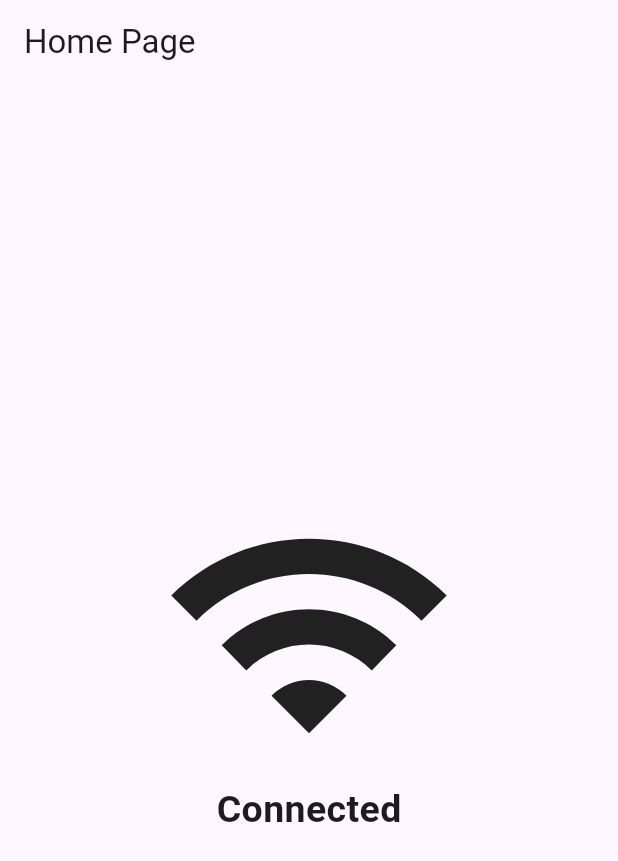
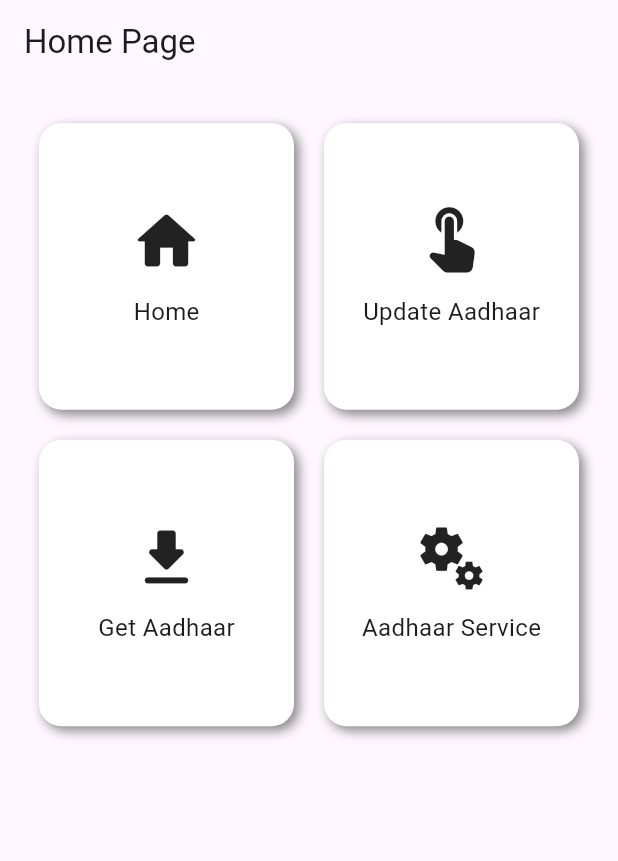
Before and after one commit to Daksh-Parekh/government_service_app, a Flutter app: the screen it shows after launch, on a phone screen of 412 x 824 dp. Shown: the top 861 px of the screen. Run offline on Flutter 3.47's test engine with Material 3 defaults, Android fonts, the phone set to English and light mode, and no system bars; our stand-ins replace connectivity_plus; missing offline and left inert: flutter_inappwebview.

Commit message:
InappWebView

```diff
--- a/lib/main.dart
+++ b/lib/main.dart
@@ -1,6 +1,7 @@
 import 'package:flutter/material.dart';
 import 'package:government_service_app/screens/home_screen/provider/home_provider.dart';
 import 'package:government_service_app/screens/home_screen/views/home_page.dart';
+import 'package:government_service_app/screens/web_view_page/views/web_view.dart';
 import 'package:provider/provider.dart';
 
 void main() {
@@ -22,6 +23,7 @@ class MyApp extends StatelessWidget {
         debugShowCheckedModeBanner: false,
         routes: {
           '/': (context) => HomePage(),
+          '/web_view': (context) => WebView(),
         },
       ),
     );
--- /dev/null
+++ b/lib/screens/home_screen/model/service_model.dart
@@ -0,0 +1,8 @@
+import 'package:flutter/material.dart';
+
+class GovServiceModel {
+  String? title, webUril;
+  IconData? icons;
+
+  GovServiceModel({this.title, this.webUril, this.icons});
+}
--- a/lib/screens/home_screen/provider/home_provider.dart
+++ b/lib/screens/home_screen/provider/home_provider.dart
@@ -1,10 +1,31 @@
 import 'package:connectivity_plus/connectivity_plus.dart';
 import 'package:flutter/material.dart';
+import 'package:government_service_app/screens/home_screen/model/service_model.dart';
 
 class HomeProvider with ChangeNotifier {
   bool isConnected = false;
   var connected = Connectivity();
-
+  List<GovServiceModel> allOptions = [
+    GovServiceModel(
+        title: 'Home',
+        webUril: 'https://uidai.gov.in/en/',
+        icons: Icons.home_rounded),
+    GovServiceModel(
+        title: 'Update Aadhaar',
+        webUril: 'https://uidai.gov.in/en/my-aadhaar/update-aadhaar.html',
+        icons: Icons.touch_app_rounded),
+    GovServiceModel(
+        title: 'Get Aadhaar',
+        webUril: 'https://uidai.gov.in/en/my-aadhaar/get-aadhaar.html',
+        icons: Icons.get_app_rounded),
+    GovServiceModel(
+        title: 'Aadhaar Service',
+        webUril:
+            'https://uidai.gov.in/en/my-aadhaar/avail-aadhaar-services.html',
+        icons: Icons.miscellaneous_services_rounded),
+  ];
+  double progressValue = 0;
+  //One Time check Connectivity
   void checkNetwork() async {
     List<ConnectivityResult> result = await connected.checkConnectivity();
     if (result.contains(ConnectivityResult.none)) {
@@ -15,6 +36,7 @@ class HomeProvider with ChangeNotifier {
     notifyListeners();
   }
 
+  //Immediately Check Connectivity all time
   void checkConnectivityAllTime() async {
     connected.onConnectivityChanged.listen(
       (event) {
@@ -27,4 +49,9 @@ class HomeProvider with ChangeNotifier {
       },
     );
   }
+
+  void changeProgressValue(double value) {
+    progressValue = value;
+    notifyListeners();
+  }
 }
--- a/lib/screens/home_screen/views/home_page.dart
+++ b/lib/screens/home_screen/views/home_page.dart
@@ -28,43 +28,70 @@ class _HomePageState extends State<HomePage> {
       ),
       body: Padding(
           padding: EdgeInsets.all(16),
-          child: hWatch.isConnected
-              ? Center(
+          // child: hWatch.isConnected
+          child: GridView.builder(
+            itemCount: hRead.allOptions.length,
+            gridDelegate: SliverGridDelegateWithFixedCrossAxisCount(
+                crossAxisCount: 2, childAspectRatio: 0.9),
+            itemBuilder: (context, index) {
+              return InkWell(
+                onTap: () {
+                  Navigator.pushNamed(context, '/web_view',
+                      arguments: hRead.allOptions[index]);
+                },
+                child: Container(
+                  height: 100,
+                  margin: EdgeInsets.all(10),
+                  decoration: BoxDecoration(
+                    color: Colors.white,
+                    borderRadius: BorderRadius.circular(15),
+                    boxShadow: [
+                      BoxShadow(
+                        color: Colors.black45,
+                        blurRadius: 6,
+                        offset: Offset(3, 3),
+                      ),
+                    ],
+                  ),
                   child: Column(
                     mainAxisAlignment: MainAxisAlignment.center,
                     children: [
                       Icon(
-                        Icons.wifi,
-                        size: 200,
+                        hRead.allOptions[index].icons,
+                        size: 50,
+                      ),
+                      SizedBox(
+                        height: 10,
                       ),
                       Text(
-                        "Connected",
-                        style: TextStyle(
-                          fontWeight: FontWeight.bold,
-                          fontSize: 25,
-                        ),
+                        '${hRead.allOptions[index].title}',
+                        style: TextStyle(fontSize: 16),
                       ),
                     ],
                   ),
-                )
-              : Center(
-                  child: Column(
-                    mainAxisAlignment: MainAxisAlignment.center,
-                    children: [
-                      Icon(
-                        Icons.wifi_off,
-                        size: 200,
-                      ),
-                      Text(
-                        "Not Connected",
-                        style: TextStyle(
-                          fontWeight: FontWeight.bold,
-                          fontSize: 25,
-                        ),
-                      ),
-                    ],
-                  ),
-                )),
+                ),
+              );
+            },
+          )
+          // : Center(
+          //     child: Column(
+          //       mainAxisAlignment: MainAxisAlignment.center,
+          //       children: [
+          //         Icon(
+          //           Icons.wifi_off,
+          //           size: 200,
+          //         ),
+          //         Text(
+          //           "Not Connected",
+          //           style: TextStyle(
+          //             fontWeight: FontWeight.bold,
+          //             fontSize: 25,
+          //           ),
+          //         ),
+          //       ],
+          //     ),
+          //   )),
+          ),
     );
   }
 }
--- a/pubspec.yaml
+++ b/pubspec.yaml
@@ -37,6 +37,7 @@ dependencies:
   cupertino_icons: ^1.0.8
   provider: ^6.1.2
   connectivity_plus: ^6.1.0
+  flutter_inappwebview: ^6.1.5
 
 dev_dependencies:
   flutter_test:
```
Also changed, not shown: lib/screens/web_view_page/views/web_view.dart (added, +68 -0 lines), pubspec.lock, 3 other files.
